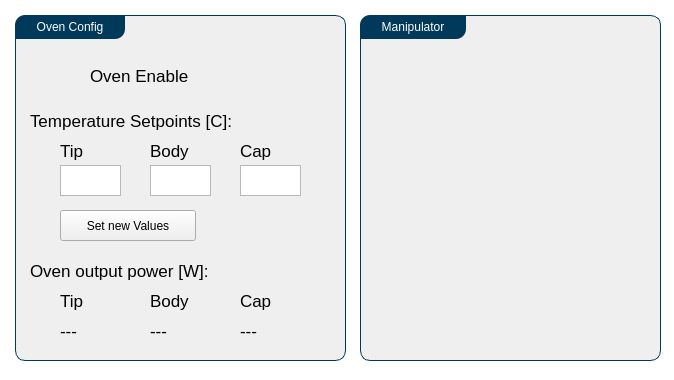
Qt form Utils/ursapqConsole/sample.ui (pnjun/UrsaPQ-Manager) before a commit.
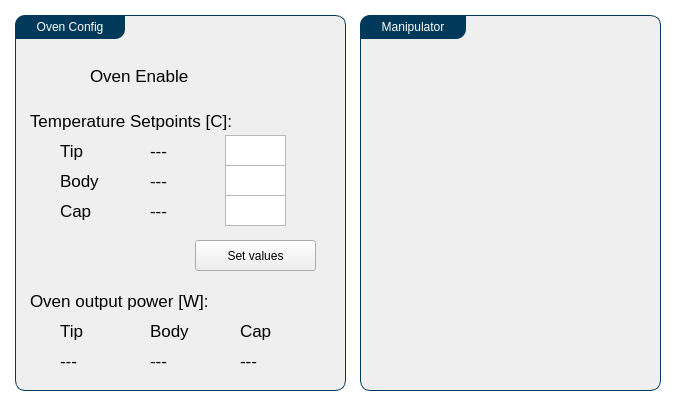
The same form after that commit.

Commit message: setpoints interface

```diff
--- a/Utils/ursapqConsole/sample.ui
+++ b/Utils/ursapqConsole/sample.ui
@@ -7,7 +7,7 @@
     <x>0</x>
     <y>0</y>
     <width>674</width>
-    <height>380</height>
+    <height>412</height>
    </rect>
   </property>
   <property name="windowTitle">
@@ -45,7 +45,7 @@
       <x>15</x>
       <y>15</y>
       <width>331</width>
-      <height>346</height>
+      <height>376</height>
      </rect>
     </property>
     <property name="title">
@@ -88,31 +88,31 @@
       <string>Temperature Setpoints [C]:</string>
      </property>
     </widget>
-    <widget class="QPlainTextEdit" name="tipSetPoint">
+    <widget class="QPlainTextEdit" name="tipSetPoint_in">
      <property name="geometry">
       <rect>
-       <x>45</x>
-       <y>150</y>
+       <x>210</x>
+       <y>120</y>
        <width>61</width>
        <height>31</height>
       </rect>
      </property>
     </widget>
-    <widget class="QPlainTextEdit" name="bodySetPoint">
+    <widget class="QPlainTextEdit" name="bodySetPoint_in">
      <property name="geometry">
       <rect>
-       <x>135</x>
+       <x>210</x>
        <y>150</y>
        <width>61</width>
        <height>31</height>
       </rect>
      </property>
     </widget>
-    <widget class="QPlainTextEdit" name="capSetPoint">
+    <widget class="QPlainTextEdit" name="capSetPoint_in">
      <property name="geometry">
       <rect>
-       <x>225</x>
-       <y>150</y>
+       <x>210</x>
+       <y>180</y>
        <width>61</width>
        <height>31</height>
       </rect>
@@ -143,8 +143,8 @@
     <widget class="QLabel" name="label_4">
      <property name="geometry">
       <rect>
-       <x>135</x>
-       <y>120</y>
+       <x>45</x>
+       <y>150</y>
        <width>46</width>
        <height>31</height>
       </rect>
@@ -156,8 +156,8 @@
     <widget class="QLabel" name="label_5">
      <property name="geometry">
       <rect>
-       <x>225</x>
-       <y>120</y>
+       <x>45</x>
+       <y>180</y>
        <width>46</width>
        <height>31</height>
       </rect>
@@ -170,7 +170,7 @@
      <property name="geometry">
       <rect>
        <x>15</x>
-       <y>240</y>
+       <y>270</y>
        <width>196</width>
        <height>31</height>
       </rect>
@@ -183,7 +183,7 @@
      <property name="geometry">
       <rect>
        <x>45</x>
-       <y>270</y>
+       <y>300</y>
        <width>46</width>
        <height>31</height>
       </rect>
@@ -196,7 +196,7 @@
      <property name="geometry">
       <rect>
        <x>135</x>
-       <y>270</y>
+       <y>300</y>
        <width>46</width>
        <height>31</height>
       </rect>
@@ -209,7 +209,7 @@
      <property name="geometry">
       <rect>
        <x>225</x>
-       <y>270</y>
+       <y>300</y>
        <width>46</width>
        <height>31</height>
       </rect>
@@ -222,7 +222,7 @@
      <property name="geometry">
       <rect>
        <x>45</x>
-       <y>300</y>
+       <y>330</y>
        <width>46</width>
        <height>31</height>
       </rect>
@@ -235,7 +235,7 @@
      <property name="geometry">
       <rect>
        <x>135</x>
-       <y>300</y>
+       <y>330</y>
        <width>46</width>
        <height>31</height>
       </rect>
@@ -248,7 +248,7 @@
      <property name="geometry">
       <rect>
        <x>225</x>
-       <y>300</y>
+       <y>330</y>
        <width>46</width>
        <height>31</height>
       </rect>
@@ -260,14 +260,53 @@
     <widget class="QPushButton" name="setPointsButton">
      <property name="geometry">
       <rect>
-       <x>45</x>
-       <y>195</y>
-       <width>136</width>
+       <x>180</x>
+       <y>225</y>
+       <width>121</width>
        <height>31</height>
       </rect>
      </property>
      <property name="text">
-      <string>Set new Values</string>
+      <string>Set values</string>
+     </property>
+    </widget>
+    <widget class="QLabel" name="tipSetPoint">
+     <property name="geometry">
+      <rect>
+       <x>135</x>
+       <y>120</y>
+       <width>63</width>
+       <height>31</height>
+      </rect>
+     </property>
+     <property name="text">
+      <string>---</string>
+     </property>
+    </widget>
+    <widget class="QLabel" name="bodySetPoint">
+     <property name="geometry">
+      <rect>
+       <x>135</x>
+       <y>150</y>
+       <width>63</width>
+       <height>31</height>
+      </rect>
+     </property>
+     <property name="text">
+      <string>---</string>
+     </property>
+    </widget>
+    <widget class="QLabel" name="capSetPoint">
+     <property name="geometry">
+      <rect>
+       <x>135</x>
+       <y>180</y>
+       <width>63</width>
+       <height>31</height>
+      </rect>
+     </property>
+     <property name="text">
+      <string>---</string>
      </property>
     </widget>
    </widget>
@@ -277,7 +316,7 @@
       <x>360</x>
       <y>15</y>
       <width>301</width>
-      <height>346</height>
+      <height>376</height>
      </rect>
     </property>
     <property name="title">
```
The commit also changes 1 other file.
